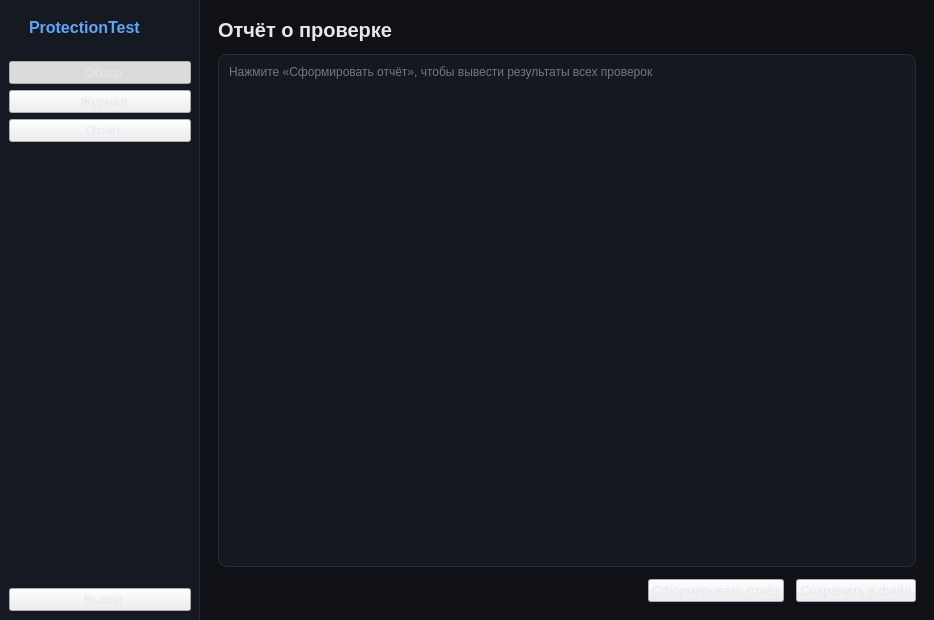
First picture: the form in ui/mainwindow.ui, repository LordQwerzol/ProtectionTest, before the edit.
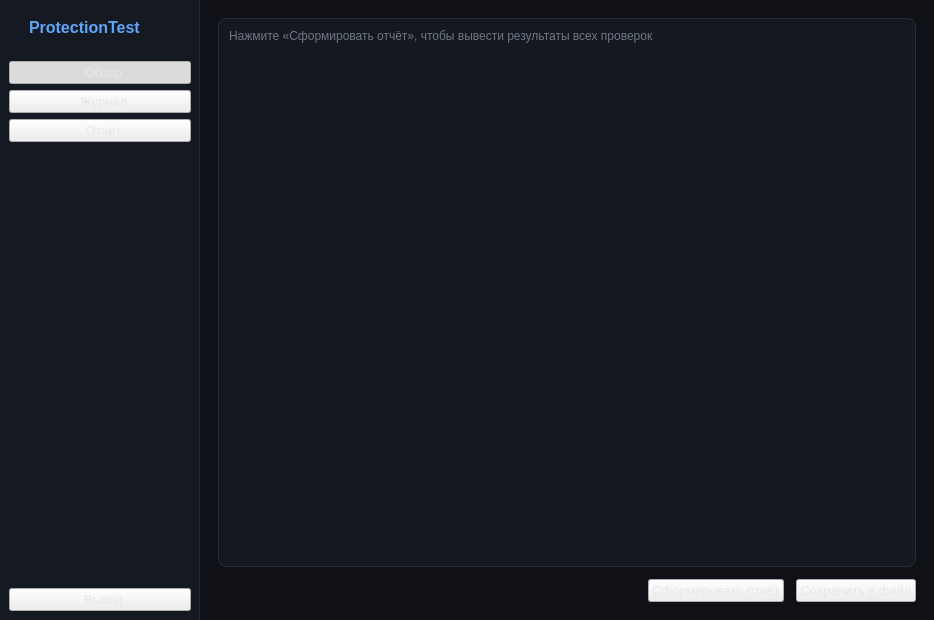
Second picture: the form after the edit. The open tabs and pages were chosen to show the change. Icons and pictures are not drawn.

Patch:
```diff
--- a/ui/mainwindow.ui
+++ b/ui/mainwindow.ui
@@ -1187,13 +1187,6 @@
         <property name="bottomMargin">
          <number>18</number>
         </property>
-        <item>
-         <widget class="QLabel" name="reportPageTitle">
-          <property name="text">
-           <string>Отчёт о проверке</string>
-          </property>
-         </widget>
-        </item>
         <item>
          <widget class="QTextBrowser" name="reportView">
           <property name="placeholderText">
```
Left out of the diff: 20 changed lines with no effect on the pictures.
